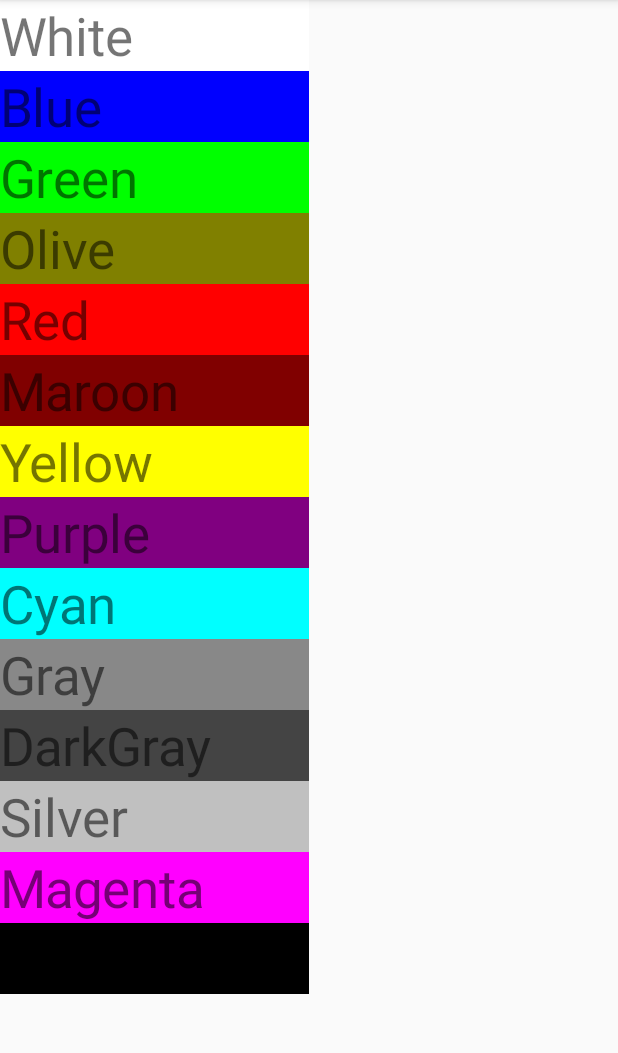
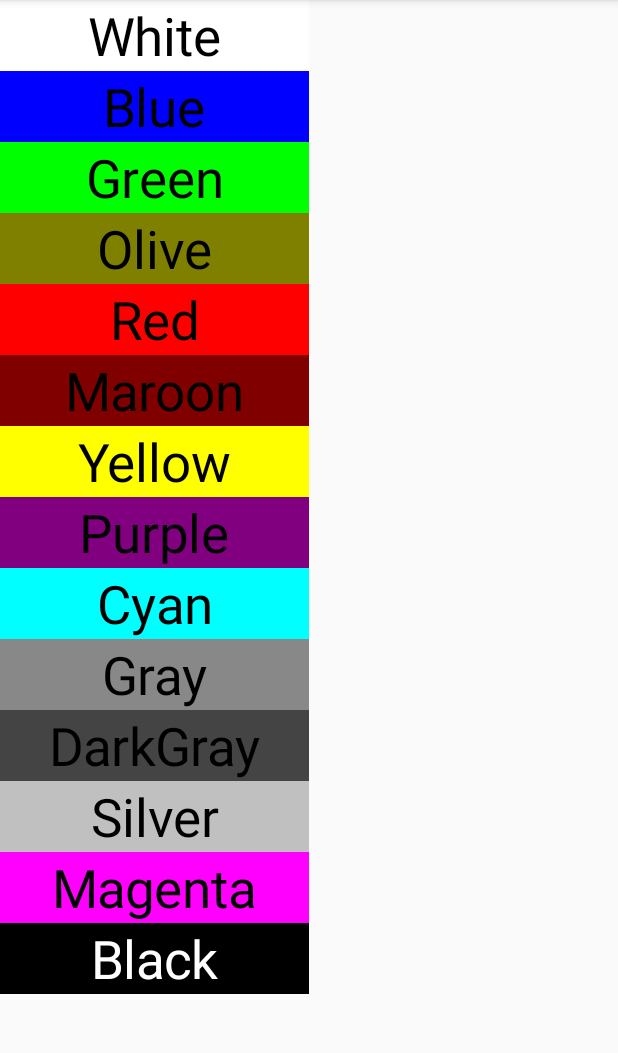
Before and after one commit to illphil610/PaletteActivity, an Android app: the screen it shows after launch (PaletteActivity), on a phone screen of 412 x 824 dp, the part 84-1137 px from its top. Run offline under Robolectric (Android 15) with nearby library versions, the phone set to English and light mode, and no system bars.

Commit message:
Changing layout to allow for two fragments instead of two activities

```diff
--- a/app/src/main/java/edu/temple/paletteactivity/CanvasFragment.java
+++ b/app/src/main/java/edu/temple/paletteactivity/CanvasFragment.java
@@ -1,5 +1,4 @@
 package edu.temple.paletteactivity;
-
 
 import android.app.Fragment;
 import android.graphics.Color;
@@ -8,7 +7,6 @@ import android.view.LayoutInflater;
 import android.view.View;
 import android.view.ViewGroup;
 import android.widget.FrameLayout;
-
 
 /**
  * A simple {@link Fragment} subclass.
@@ -37,6 +35,5 @@ public class CanvasFragment extends Fragment {
     public void changeBackgroundColor(String color) {
         canvasFrame.setBackgroundColor(Color.parseColor(color));
         //Toast.makeText(getContext(), "color", Toast.LENGTH_SHORT).show();
-
     }
 }
--- a/app/src/main/java/edu/temple/paletteactivity/MyAdapter.java
+++ b/app/src/main/java/edu/temple/paletteactivity/MyAdapter.java
@@ -2,6 +2,7 @@ package edu.temple.paletteactivity;
 
 import android.content.Context;
 import android.graphics.Color;
+import android.view.Gravity;
 import android.view.View;
 import android.view.ViewGroup;
 import android.widget.BaseAdapter;
@@ -41,6 +42,13 @@ public class MyAdapter extends BaseAdapter {
 
         TextView textView = new TextView(context);
         textView.setText(this.colors[position]);
+        textView.setGravity(Gravity.CENTER);
+        textView.setTextColor(context.getResources().getColor(R.color.black));
+
+        if(this.colors[position].equals("Black")){
+            textView.setTextColor(context.getResources().getColor(R.color.white));
+        }
+
         textView.setTextSize(35);
         textView.setBackgroundColor(Color.parseColor(actualColors[position]));
 
--- a/app/src/main/java/edu/temple/paletteactivity/PaletteActivity.java
+++ b/app/src/main/java/edu/temple/paletteactivity/PaletteActivity.java
@@ -17,7 +17,6 @@ public class PaletteActivity extends Activity implements PalletteFragment.Pallet
 
         addFragment(new PalletteFragment(), R.id.palette_fragment);
         addFragment(canvasFragment, R.id.canvas_fragment);
-
     }
 
     private void addFragment(Fragment fragment, int containerId) {
--- a/app/src/main/java/edu/temple/paletteactivity/PalletteFragment.java
+++ b/app/src/main/java/edu/temple/paletteactivity/PalletteFragment.java
@@ -35,7 +35,6 @@ public class PalletteFragment extends Fragment {
         final String[] colors = res.getStringArray(R.array.color_array);
         final String[] actualColors = res.getStringArray(R.array.actual_color_array);
 
-
         final MyAdapter myAdapter = new MyAdapter(getActivity(), colors, actualColors);
 
         gridView.setAdapter(myAdapter);
@@ -47,7 +46,6 @@ public class PalletteFragment extends Fragment {
                 String color = actualColors[position];
                 Toast.makeText(getContext(), color, Toast.LENGTH_SHORT).show();
                 parentInt.changeCanvasColor(color);
-
             }
         };
 
--- a/app/src/main/res/values/colors.xml
+++ b/app/src/main/res/values/colors.xml
@@ -3,4 +3,6 @@
     <color name="colorPrimary">#3F51B5</color>
     <color name="colorPrimaryDark">#303F9F</color>
     <color name="colorAccent">#FF4081</color>
+    <color name="white">#FFFFFF</color>
+    <color name="black">#000000</color>
 </resources>
```
